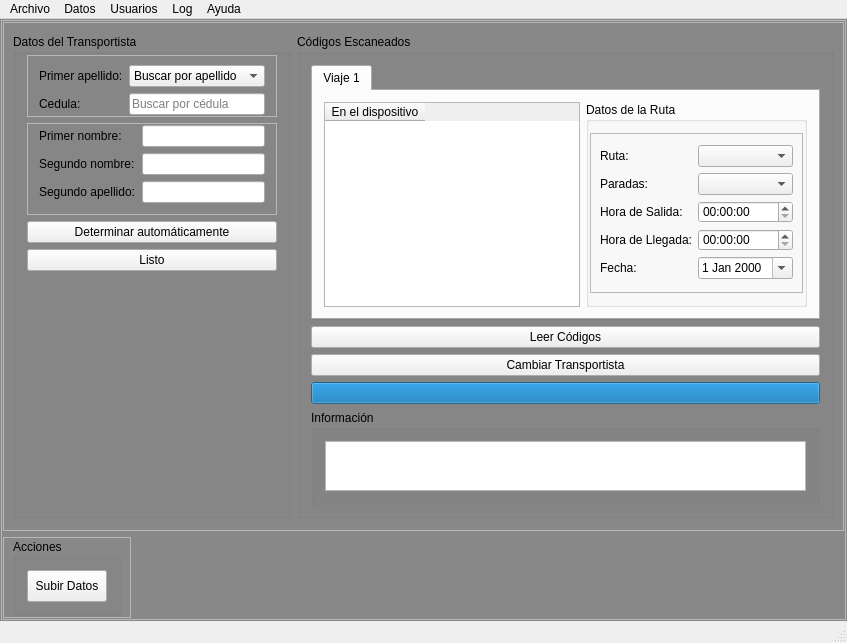
First picture: the form in transporte_ucv_harvester/mainwindow.ui, repository BlastDV/compusciens-ucv-transporte-harvester, before the edit.
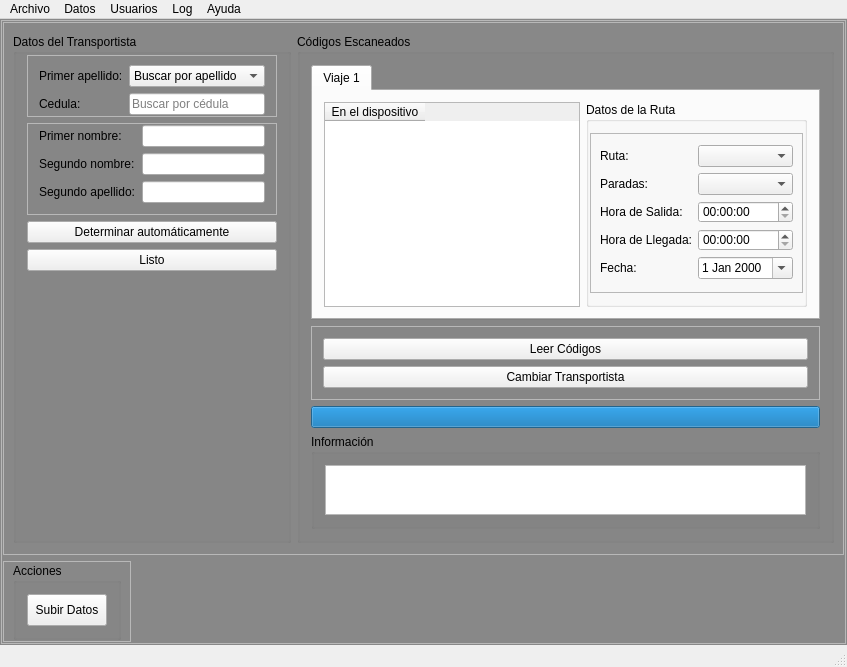
Second picture: the form after the edit. Icons and pictures are not drawn.

Diff of the .ui file:
```diff
--- a/transporte_ucv_harvester/mainwindow.ui
+++ b/transporte_ucv_harvester/mainwindow.ui
@@ -407,6 +407,15 @@
               </widget>
              </item>
              <item>
+              <widget class="QFrame" name="CodesButtonsFrame">
+               <property name="frameShape">
+                <enum>QFrame::StyledPanel</enum>
+               </property>
+               <property name="frameShadow">
+                <enum>QFrame::Raised</enum>
+               </property>
+               <layout class="QVBoxLayout" name="verticalLayout_2">
+                <item>
               <widget class="QPushButton" name="ReadCodesButton">
                <property name="text">
                 <string>Leer Códigos</string>
@@ -418,6 +427,9 @@
                <property name="text">
                 <string>Cambiar Transportista</string>
                </property>
+                 </widget>
+                </item>
+               </layout>
               </widget>
              </item>
              <item>
```
Lines whose indentation alone changed are shown as unchanged.
